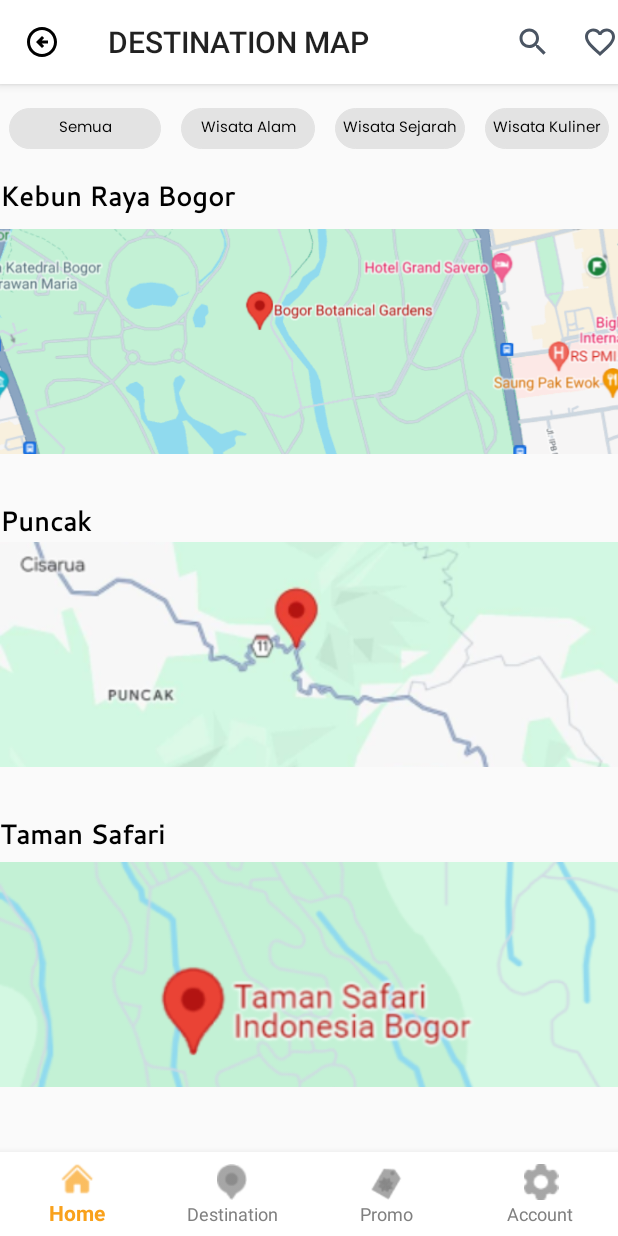
After one commit to Rite12/Travelmate, an Android app: the fragment MapList placed in its activity, on a phone screen of 412 x 824 dp. The commit adds this screen. Run offline under Robolectric (Android 15) with nearby library versions, the phone set to English and light mode, and no system bars.

Commit message:
version 1.0.7 adding semuaTextview Function, wisataAlamTextView Function,WisataSejarahTextView Function, WisataKulinerTextview Function

```diff
--- a/app/build.gradle.kts
+++ b/app/build.gradle.kts
@@ -74,6 +74,7 @@ dependencies {
     implementation(libs.androidx.cardview)
     implementation(libs.play.services.maps)
     implementation(libs.firebase.database)
+    implementation(libs.glide)
     testImplementation(libs.junit)
     androidTestImplementation(libs.androidx.junit)
     androidTestImplementation(libs.androidx.espresso.core)
--- a/app/src/main/java/com/example/travelmate/AccountFragment.kt
+++ b/app/src/main/java/com/example/travelmate/AccountFragment.kt
@@ -5,6 +5,7 @@ import android.os.Bundle
 import android.view.LayoutInflater
 import android.view.View
 import android.view.ViewGroup
+import android.widget.ImageView
 import android.widget.TextView
 import android.widget.Toast
 import androidx.fragment.app.Fragment
@@ -30,6 +31,11 @@ class AccountFragment : Fragment() {
             startActivity(intent)
             Toast.makeText(activity, "Logout Berhasil", Toast.LENGTH_SHORT).show()
         }
+        val MapListiew: ImageView = view.findViewById<ImageView>(R.id.ic_map)
+        MapListiew.setOnClickListener {
+            val MapListFragment = MapList()
+            replaceFragment(MapListFragment)
+        }
     }
 
 
--- a/app/src/main/java/com/example/travelmate/Destination.kt
+++ b/app/src/main/java/com/example/travelmate/Destination.kt
@@ -20,6 +20,12 @@ class DestinationFragment : Fragment() {
     }
     override fun onViewCreated(view: View, savedInstanceState: Bundle?) {
         super.onViewCreated(view, savedInstanceState)
+
+        val MapListiew: ImageView = view.findViewById<ImageView>(R.id.ic_map)
+        MapListiew.setOnClickListener {
+            val MapListFragment = MapList()
+            replaceFragment(MapListFragment)
+        }
 
 
         val SemuaTextView: TextView = view.findViewById<TextView>(R.id.semua)
--- /dev/null
+++ b/app/src/main/java/com/example/travelmate/MapList.kt
@@ -0,0 +1,103 @@
+package com.example.travelmate
+
+import android.content.Intent
+import android.net.Uri
+import android.os.Bundle
+import android.view.LayoutInflater
+import android.view.View
+import android.view.ViewGroup
+import android.widget.ImageView
+import android.widget.TextView
+import androidx.fragment.app.Fragment
+import androidx.fragment.app.FragmentTransaction
+import com.bumptech.glide.Glide
+import com.example.travelmate.ui.theme.HomepageActivity
+
+
+class MapList : Fragment() {
+
+    override fun onCreateView(
+
+        inflater: LayoutInflater, container: ViewGroup?,
+        savedInstanceState: Bundle?
+    ): View? {
+        // Inflate the layout for this fragment
+        return inflater.inflate(R.layout.fragment_map_list, container, false)
+
+    }
+
+
+
+    override fun onViewCreated(view: View, savedInstanceState: Bundle?) {
+        super.onViewCreated(view, savedInstanceState)
+
+        (activity as? HomepageActivity)?.setSupportActionBar(view.findViewById(R.id.toolbar))
+        (activity as? HomepageActivity)?.supportActionBar?.setDisplayHomeAsUpEnabled(true)
+        (activity as? HomepageActivity)?.supportActionBar?.setDisplayShowHomeEnabled(true)
+        (activity as? HomepageActivity)?.supportActionBar?.setHomeAsUpIndicator(R.drawable.arrow_back)
+        (activity as? HomepageActivity)?.supportActionBar?.title = "DESTINATION MAP "
+
+        val toolbar = view.findViewById<androidx.appcompat.widget.Toolbar>(R.id.toolbar)
+        toolbar.setNavigationOnClickListener {
+            activity?.onBackPressed()
+        }
+
+        val direction = view.findViewById<View>(R.id.imageView1)
+        direction.setOnClickListener {
+            val gmmIntentUri = Uri.parse("geo:-6.598615,106.799317(Kebun Raya Bogor)")
+            val mapIntent = Intent(Intent.ACTION_VIEW, gmmIntentUri)
+            mapIntent.setPackage("com.google.android.apps.maps")
+            startActivity(mapIntent)
+        }
+
+        val direction2 = view.findViewById<View>(R.id.imageView2)
+        direction2.setOnClickListener {
+            val gmmIntentUri = Uri.parse("geo:-6.700333,106.985690(Puncak)")
+            val mapIntent = Intent(Intent.ACTION_VIEW, gmmIntentUri)
+            mapIntent.setPackage("com.google.android.apps.maps")
+            startActivity(mapIntent)
+        }
+
+        val direction3 = view.findViewById<View>(R.id.imageView3)
+        direction3.setOnClickListener {
+            val gmmIntentUri = Uri.parse("geo:-6.714824,106.951085(Taman Safari)")
+            val mapIntent = Intent(Intent.ACTION_VIEW, gmmIntentUri)
+            mapIntent.setPackage("com.google.android.apps.maps")
+            startActivity(mapIntent)
+        }
+
+
+
+        val SemuaTextView: TextView = view.findViewById<TextView>(R.id.semua)
+        SemuaTextView.setOnClickListener {
+            val destinationFragment = DestinationFragment()
+            replaceFragment(destinationFragment)
+        }
+
+        val WisataAlam: TextView = view.findViewById<TextView>(R.id.wisata_alam)
+        WisataAlam.setOnClickListener {
+            val wisataAlamFragment = WisataAlamFragment()
+            replaceFragment(wisataAlamFragment)
+        }
+
+        val WisataSejarah: TextView = view.findViewById<TextView>(R.id.wisata_sejarah)
+        WisataSejarah.setOnClickListener {
+            val wisataSejarahFragment = WisataSejarahFragment()
+            replaceFragment(wisataSejarahFragment)
+        }
+
+        val WisataKuliner: TextView = view.findViewById<TextView>(R.id.wisata_kuliner)
+        WisataKuliner.setOnClickListener {
+            val wisataKulinerFragment = WisataKulinerFragment()
+            replaceFragment(wisataKulinerFragment)
+        }
+
+    }
+    private fun replaceFragment(fragment: Fragment) {
+        parentFragmentManager.beginTransaction()
+            .replace(R.id.fragment_container,fragment)
+            .addToBackStack(null)
+            .setTransition(FragmentTransaction.TRANSIT_FRAGMENT_OPEN)
+            .commit()
+    }
+}
--- a/app/src/main/java/com/example/travelmate/Promo.kt
+++ b/app/src/main/java/com/example/travelmate/Promo.kt
@@ -4,6 +4,7 @@ import android.os.Bundle
 import android.view.LayoutInflater
 import android.view.View
 import android.view.ViewGroup
+import android.widget.ImageView
 import android.widget.TextView
 import androidx.fragment.app.Fragment
 import androidx.fragment.app.FragmentTransaction
@@ -20,6 +21,12 @@ class PromoFragment : Fragment() {
 
     override fun onViewCreated(view: View, savedInstanceState: Bundle?) {
         super.onViewCreated(view, savedInstanceState)
+
+        val MapListiew: ImageView = view.findViewById<ImageView>(R.id.ic_map)
+        MapListiew.setOnClickListener {
+            val MapListFragment = MapList()
+            replaceFragment(MapListFragment)
+        }
 
         val SemuaTextView: TextView = view.findViewById<TextView>(R.id.semua)
         SemuaTextView.setOnClickListener {
--- /dev/null
+++ b/app/src/main/res/layout/fragment_map_list.xml
@@ -0,0 +1,206 @@
+<?xml version="1.0" encoding="utf-8"?>
+<RelativeLayout xmlns:android="http://schemas.android.com/apk/res/android"
+    xmlns:tools="http://schemas.android.com/tools"
+    android:layout_width="match_parent"
+    android:layout_height="match_parent"
+    xmlns:app="http://schemas.android.com/apk/res-auto">
+
+
+    <androidx.appcompat.widget.Toolbar
+        android:id="@+id/toolbar"
+        android:layout_width="match_parent"
+        android:layout_height="wrap_content"
+        android:background="@color/white"
+        android:elevation="4dp">
+
+
+        <ImageView
+            android:id="@+id/ic_heart"
+            android:layout_width="wrap_content"
+            android:layout_height="wrap_content"
+            android:layout_gravity="right"
+            android:paddingStart="15dp"
+            android:src="@drawable/heart"
+            app:tint="@color/Icon" />
+
+        <ImageView
+            android:id="@+id/ic_search"
+            android:layout_width="wrap_content"
+            android:layout_height="wrap_content"
+            android:layout_gravity="right"
+            android:src="@drawable/ic_search"
+            android:paddingEnd="5dp"
+            app:tint="@color/Icon" />
+
+    </androidx.appcompat.widget.Toolbar>
+
+
+    <RelativeLayout
+        android:id="@+id/btnview"
+        android:layout_width="match_parent"
+        android:layout_height="wrap_content"
+        android:layout_below="@+id/toolbar"
+        android:layout_marginTop="10dp"
+        android:layout_marginBottom="8dp"
+        android:orientation="horizontal">
+
+        <TextView
+            android:id="@+id/semua"
+            android:layout_width="wrap_content"
+            android:layout_height="wrap_content"
+            android:layout_alignParentStart="true"
+            android:layout_alignParentTop="true"
+            android:layout_marginStart="6dp"
+            android:layout_marginTop="6dp"
+            android:layout_marginEnd="5dp"
+            android:layout_toStartOf="@+id/wisata_alam"
+            android:background="@drawable/rounded"
+            android:clickable="true"
+            android:fontFamily="@font/poppins"
+            android:gravity="center"
+            android:backgroundTint="@color/lightGray"
+            android:textColor="@color/black"
+            android:padding="5dp"
+            android:paddingRight="15dp"
+            android:text="Semua"
+            android:textSize="10dp" />
+
+        <TextView
+            android:id="@+id/wisata_alam"
+            android:layout_width="89dp"
+            android:layout_height="wrap_content"
+            android:layout_alignParentTop="true"
+            android:layout_marginStart="8dp"
+            android:layout_marginTop="6dp"
+            android:layout_marginEnd="5dp"
+            android:layout_toStartOf="@+id/wisata_sejarah"
+            android:background="@drawable/rounded"
+            android:backgroundTint="@color/lightGray"
+            android:clickable="true"
+            android:fontFamily="@font/poppins"
+            android:gravity="center"
+            android:padding="5dp"
+            android:text="Wisata Alam"
+            android:textColor="@color/black"
+            android:textSize="10dp" />
+
+        <TextView
+            android:id="@id/wisata_sejarah"
+            android:layout_width="wrap_content"
+            android:layout_height="wrap_content"
+            android:layout_alignParentTop="true"
+            android:layout_marginStart="8dp"
+            android:layout_marginTop="6dp"
+            android:layout_marginEnd="5dp"
+            android:layout_toStartOf="@+id/wisata_kuliner"
+            android:background="@drawable/rounded"
+            android:fontFamily="@font/poppins"
+            android:textColor="@color/black"
+            android:gravity="center"
+            android:padding="5dp"
+            android:backgroundTint="@color/lightGray"
+            android:clickable="true"
+            android:text="Wisata Sejarah"
+            android:textSize="10dp" />
+
+        <TextView
+            android:id="@+id/wisata_kuliner"
+            android:layout_width="wrap_content"
+            android:layout_height="wrap_content"
+            android:layout_alignParentTop="true"
+            android:layout_alignParentEnd="true"
+            android:layout_marginStart="8dp"
+            android:layout_marginTop="6dp"
+            android:layout_marginEnd="6dp"
+            android:background="@drawable/rounded"
+            android:fontFamily="@font/poppins"
+            android:textColor="@color/black"
+            android:gravity="center"
+            android:padding="5dp"
+            android:clickable="true"
+            android:backgroundTint="@color/lightGray"
+            android:paddingRight="15dp"
+            android:text="Wisata Kuliner"
+            android:textSize="10dp" />
+
+    </RelativeLayout>
+
+    <RelativeLayout
+        android:id="@+id/relativeLayout"
+        android:layout_width="match_parent"
+        android:layout_height="wrap_content"
+        android:orientation="vertical">
+
+        <TextView
+            android:id="@+id/textView1"
+            android:layout_width="match_parent"
+            android:layout_height="wrap_content"
+            android:layout_above="@id/btnview"
+            android:layout_alignParentTop="true"
+            android:layout_marginTop="117dp"
+            android:layout_marginBottom="8dp"
+            android:fontFamily="@font/cantarell"
+            android:text="Kebun Raya Bogor"
+            android:textColor="@color/black"
+            android:textSize="18sp"
+            android:textStyle="bold"
+            tools:ignore="NotSibling" />
+
+        <ImageView
+            android:id="@+id/imageView1"
+            android:layout_width="match_parent"
+            android:layout_height="150dp"
+            android:layout_below="@+id/textView1"
+            android:layout_marginTop="1dp"
+            android:layout_marginBottom="16dp"
+            android:scaleType="centerCrop"
+            android:src="@drawable/coordinates_kebunraya" />
+
+
+    </RelativeLayout>
+
+    <ImageView
+        android:id="@+id/imageView2"
+        android:layout_width="match_parent"
+        android:layout_height="150dp"
+        android:layout_below="@+id/textView2"
+        android:layout_marginTop="1dp"
+        android:layout_marginBottom="16dp"
+        android:scaleType="centerCrop"
+        android:src="@drawable/puncak_coordinates" />
+
+    <TextView
+        android:id="@+id/textView2"
+        android:layout_width="match_parent"
+        android:layout_height="wrap_content"
+        android:layout_below="@+id/relativeLayout"
+        android:layout_marginTop="15dp"
+        android:fontFamily="@font/cantarell"
+        android:text="Puncak"
+        android:textColor="@color/black"
+        android:textSize="18sp"
+        android:textStyle="bold" />
+
+    <TextView
+        android:id="@+id/textView3"
+        android:layout_width="match_parent"
+        android:layout_height="wrap_content"
+        android:layout_below="@+id/imageView2"
+        android:layout_marginTop="15dp"
+        android:fontFamily="@font/cantarell"
+        android:text="Taman Safari"
+        android:textStyle="bold"
+        android:textSize="18sp"
+        android:textColor="@color/black"/>
+
+    <ImageView
+        android:id="@+id/imageView3"
+        android:layout_width="match_parent"
+        android:layout_height="150dp"
+        android:layout_below="@+id/textView3"
+        android:layout_marginTop="6dp"
+        android:scaleType="centerCrop"
+        android:src="@drawable/taman_safari_coordinates" />
+
+
+</RelativeLayout>
--- a/gradle/libs.versions.toml
+++ b/gradle/libs.versions.toml
@@ -23,6 +23,7 @@ materialVersion = "1.13.0-alpha02"
 cardview = "1.0.0"
 playServicesMaps = "18.2.0"
 firebaseDatabase = "21.0.0"
+glide = "5.0.0-rc01"
 
 [libraries]
 androidx-core-ktx = { group = "androidx.core", name = "core-ktx", version.ref = "coreKtx" }
@@ -53,6 +54,7 @@ google-material = { group = "com.google.android.material", name = "material", ve
 androidx-cardview = { group = "androidx.cardview", name = "cardview", version.ref = "cardview" }
 play-services-maps = { group = "com.google.android.gms", name = "play-services-maps", version.ref = "playServicesMaps" }
 firebase-database = { group = "com.google.firebase", name = "firebase-database", version.ref = "firebaseDatabase" }
+glide = { group = "com.github.bumptech.glide", name = "glide", version.ref = "glide" }
 
 [plugins]
 android-application = { id = "com.android.application", version.ref = "agp" }
```
Also changed, not shown: app/src/main/res/drawable/kebon_raya_coordinates.png (added), app/src/main/res/drawable/puncak_coordinates.png (added), app/src/main/res/drawable/taman_safari_coordinates.png (added).
